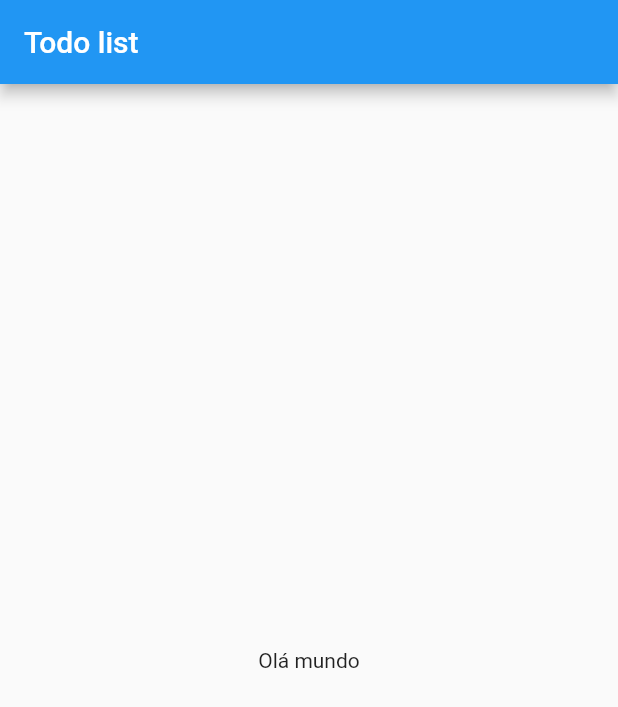
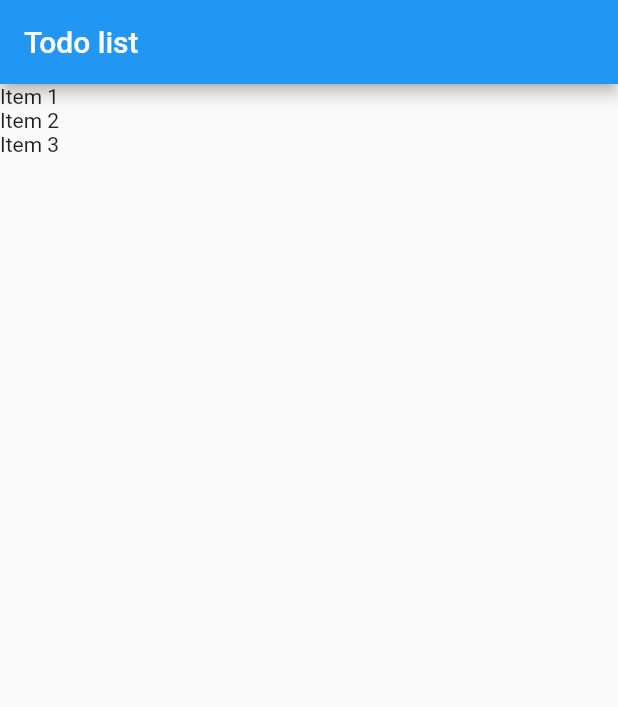
Before and after one commit to italopenha/todo_flutter, a Flutter app: the screen it shows after launch, on a phone screen of 412 x 824 dp. Shown: the top 707 px of the screen. Run offline on Flutter 3.47's test engine with Material 2 defaults, Android fonts, the phone set to English and light mode, and no system bars.

Commit message:
Adicionando ListView

```diff
--- a/lib/main.dart
+++ b/lib/main.dart
@@ -1,4 +1,5 @@
 import 'package:flutter/material.dart';
+import 'models/item.dart';
 
 void main() {
   runApp(const App());
@@ -20,17 +21,33 @@ class App extends StatelessWidget {
   }
 }
 
-class HomePage extends StatelessWidget {
+class HomePage extends StatefulWidget {
+  var items = List<Item>.empty();
+
+  HomePage() {
+    items = [];
+    items.add(Item(title: "Item 1", done: false));
+    items.add(Item(title: "Item 2", done: true));
+    items.add(Item(title: "Item 3", done: true));
+  }
+
+  @override
+  State<HomePage> createState() => _HomePageState();
+}
+
+class _HomePageState extends State<HomePage> {
   @override
   Widget build(BuildContext context) {
     return Scaffold(
-        appBar: AppBar(
-          title: Text("Todo list"),
-        ),
-        body: Container(
-          child: Center(
-            child: Text("Olá mundo"),
-          ),
-        ));
+      appBar: AppBar(
+        title: Text("Todo list"),
+      ),
+      body: ListView.builder(
+        itemCount: widget.items.length,
+        itemBuilder: (BuildContext ctxt, int index) {
+          return Text(widget.items[index].title);
+        },
+      ),
+    );
   }
 }
--- a/lib/models/item.dart
+++ b/lib/models/item.dart
@@ -1,8 +1,8 @@
 class Item {
-  String? title;
+  late String title;
   bool? done;
 
-  Item({this.title, this.done});
+  Item({required this.title, required this.done});
 
   Item.fromJson(Map<String, dynamic> json) {
     title = json['title'];
```
